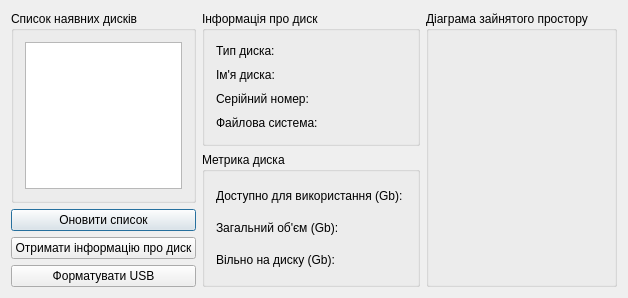
Above: HDDInfoViewer/dialog.ui from BohdanBenovskyi/HDDInfoViewer before the change. Below: the same form after it.
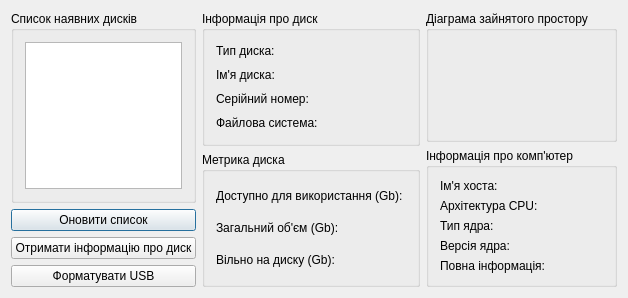
That is the form after the change. Custom widgets are drawn as their Qt base class.

Commit message: add info about computer

Diff of the .ui file:
```diff
--- a/HDDInfoViewer/dialog.ui
+++ b/HDDInfoViewer/dialog.ui
@@ -13,7 +13,7 @@
   <property name="windowTitle">
    <string>Dialog</string>
   </property>
-  <layout class="QGridLayout" name="gridLayout_4">
+  <layout class="QGridLayout" name="gridLayout_5">
    <item row="0" column="0">
     <layout class="QVBoxLayout" name="verticalLayout_4">
      <item>
@@ -56,8 +56,6 @@
     </layout>
    </item>
    <item row="0" column="1">
-    <layout class="QHBoxLayout" name="horizontalLayout">
-     <item>
       <layout class="QVBoxLayout" name="verticalLayout_3">
        <item>
         <widget class="QGroupBox" name="grbInfoDrive">
@@ -128,6 +126,8 @@
        </item>
       </layout>
      </item>
+   <item row="0" column="2">
+    <layout class="QVBoxLayout" name="verticalLayout_6">
      <item>
       <widget class="QGroupBox" name="groupBox">
        <property name="title">
@@ -140,6 +140,54 @@
        </layout>
       </widget>
      </item>
+     <item>
+      <widget class="QGroupBox" name="grbName">
+       <property name="title">
+        <string>Інформація про комп'ютер</string>
+       </property>
+       <layout class="QGridLayout" name="gridLayout_4">
+        <item row="0" column="0">
+         <layout class="QVBoxLayout" name="verticalLayout_5">
+          <item>
+           <widget class="QLabel" name="lblHostMashineName">
+            <property name="text">
+             <string>Ім'я хоста:</string>
+            </property>
+           </widget>
+          </item>
+          <item>
+           <widget class="QLabel" name="lblCurrentArchCPU">
+            <property name="text">
+             <string>Архітектура CPU: </string>
+            </property>
+           </widget>
+          </item>
+          <item>
+           <widget class="QLabel" name="lblKernelType">
+            <property name="text">
+             <string>Тип ядра: </string>
+            </property>
+           </widget>
+          </item>
+          <item>
+           <widget class="QLabel" name="lblKernelVersion">
+            <property name="text">
+             <string>Версія ядра: </string>
+            </property>
+           </widget>
+          </item>
+          <item>
+           <widget class="QLabel" name="lblAllArchInfo">
+            <property name="text">
+             <string>Повна інформація: </string>
+            </property>
+           </widget>
+          </item>
+         </layout>
+        </item>
+       </layout>
+      </widget>
+     </item>
     </layout>
    </item>
   </layout>
```
Lines whose indentation alone changed are shown as unchanged. The commit also changes 10 other files.
